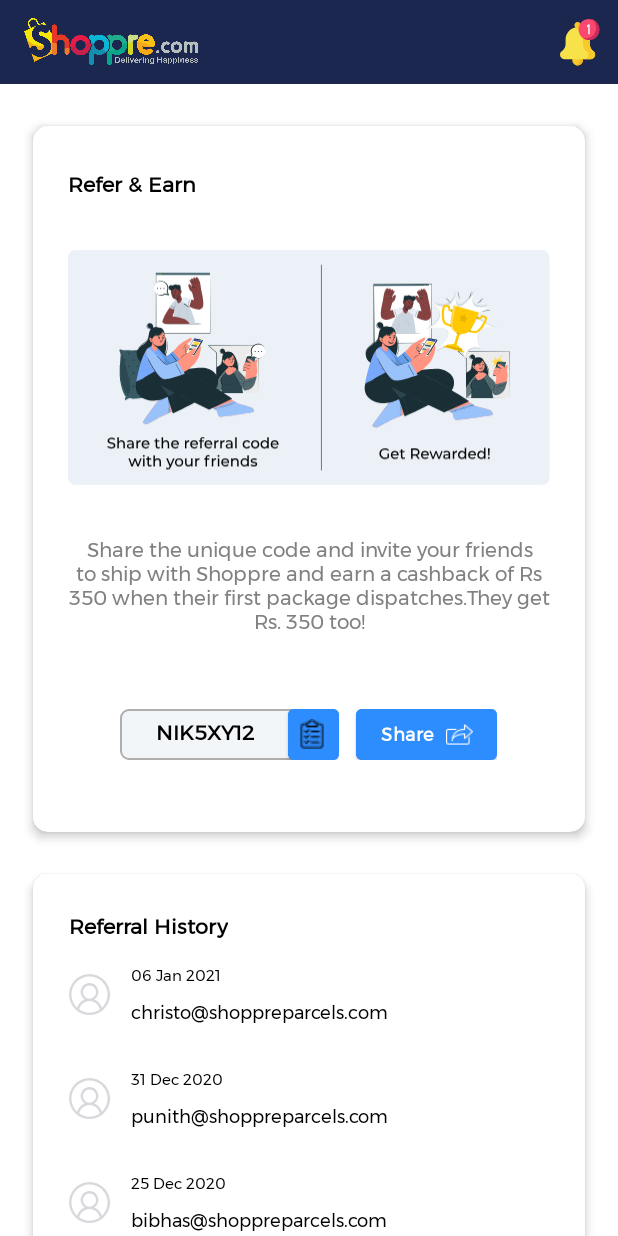
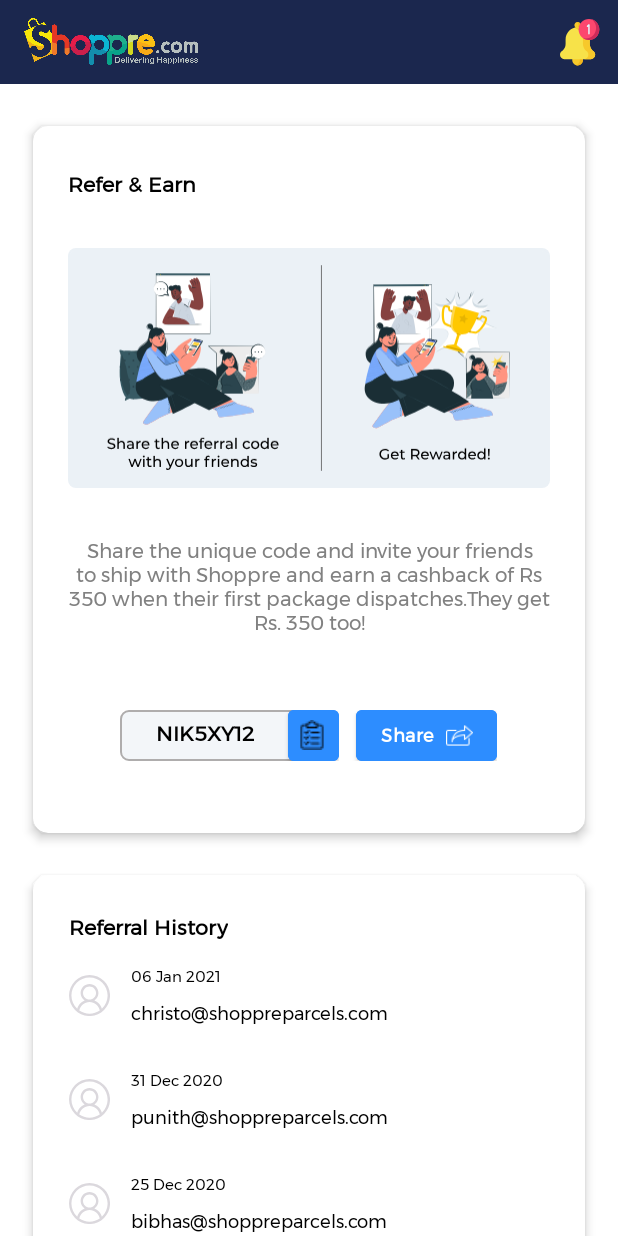
Before and after one commit to basilayyubi09/Shoppre, an Android app: the fragment ReferralFragment placed in its activity, on a phone screen of 412 x 824 dp. Run offline under Robolectric (Android 15) with nearby library versions, the phone set to English and light mode, and no system bars; our stand-ins replace CircleImageView.

Commit message:
Complete my side's fragments

```diff
--- a/app/src/main/java/com/peceinfotech/shoppre/UI/AccountAndWallet/AccountWalletActivity.java
+++ b/app/src/main/java/com/peceinfotech/shoppre/UI/AccountAndWallet/AccountWalletActivity.java
@@ -19,6 +19,7 @@
         setContentView(R.layout.activity_account_wallet);
         fragmentManager =  getSupportFragmentManager();
 
+        if (savedInstanceState!=null) return;
         FragmentTransaction fragmentTransaction = fragmentManager.beginTransaction();
         ViewProfile viewProfileFragment = new ViewProfile();
         fragmentTransaction.add(R.id.frameLayout , viewProfileFragment , null);
--- /dev/null
+++ b/app/src/main/res/drawable/image_bg.xml
@@ -0,0 +1,7 @@
+<?xml version="1.0" encoding="utf-8"?>
+<shape xmlns:android="http://schemas.android.com/apk/res/android">
+
+    <corners
+        android:radius="5dp"/>
+    <solid android:color="#EBF1F6"/>
+</shape>
--- a/app/src/main/res/layout/fragment_referral.xml
+++ b/app/src/main/res/layout/fragment_referral.xml
@@ -40,28 +40,27 @@
                         android:text="Refer &amp; Earn"
                         android:textColor="@color/black"
                         android:textFontWeight="700"
-                        android:textSize="14sp" />
+                        android:textSize="14sp"
+                        android:gravity="start"/>
 
-                    <com.google.android.material.card.MaterialCardView
+                    <LinearLayout
                         android:layout_width="match_parent"
-                        android:layout_height="159dp"
+                        android:layout_height="wrap_content"
                         android:layout_marginTop="31dp"
-                        android:background="#EBF1F6"
-                        app:cardCornerRadius="5dp"
-                        app:cardElevation="0dp">
+                        android:background="@drawable/image_bg"
+                        >
 
                         <ImageView
                             android:layout_width="match_parent"
-                            android:layout_height="match_parent"
+                            android:layout_height="160dp"
                             android:src="@drawable/referral_banner" />
-                    </com.google.android.material.card.MaterialCardView>
+                    </LinearLayout>
 
 
                     <TextView
                         android:layout_width="match_parent"
                         android:layout_height="wrap_content"
                         android:layout_marginTop="31dp"
-                        android:gravity="center"
                         android:text="@string/share_the_unique"
                         android:textAlignment="center"
                         android:textColor="#818181"
@@ -102,8 +101,7 @@
                                 android:paddingStart="6dp"
                                 app:icon="@mipmap/clipboard"
                                 app:iconSize="20dp"
-                                app:iconTint="@color/black"
-                                />
+                                app:iconTint="@color/black" />
 
                         </RelativeLayout>
 
--- a/app/src/main/res/layout/fragment_wallet.xml
+++ b/app/src/main/res/layout/fragment_wallet.xml
@@ -147,7 +147,7 @@
                             android:layout_width="wrap_content"
                             android:layout_height="wrap_content"
                             android:layout_alignParentRight="true"
-                            android:background="@drawable/edittext_bg"
+                            android:background="@drawable/all_spnner_bg"
                             android:padding="0dp"
                             app:boxStrokeWidth="0dp"
                             app:boxStrokeWidthFocused="0dp"
```
Also changed, not shown: app/src/main/res/drawable/all_spnner_bg.xml (added, +10 -0 lines), app/src/main/res/layout/fragment_view_profile.xml (+12 -4 lines).
